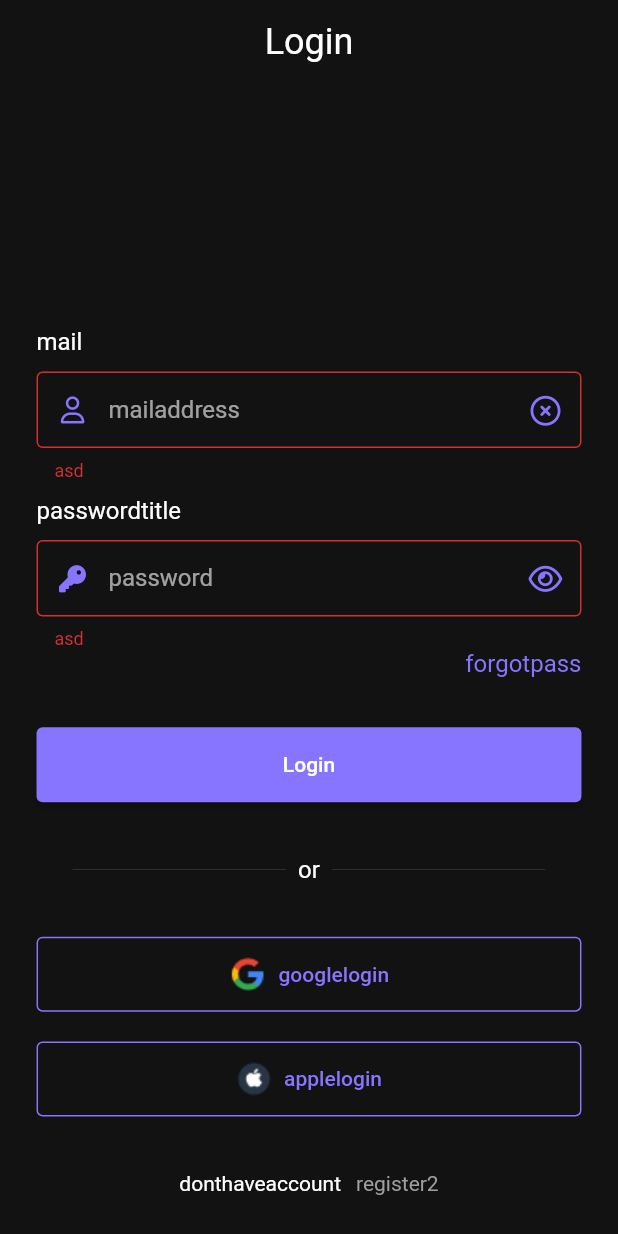
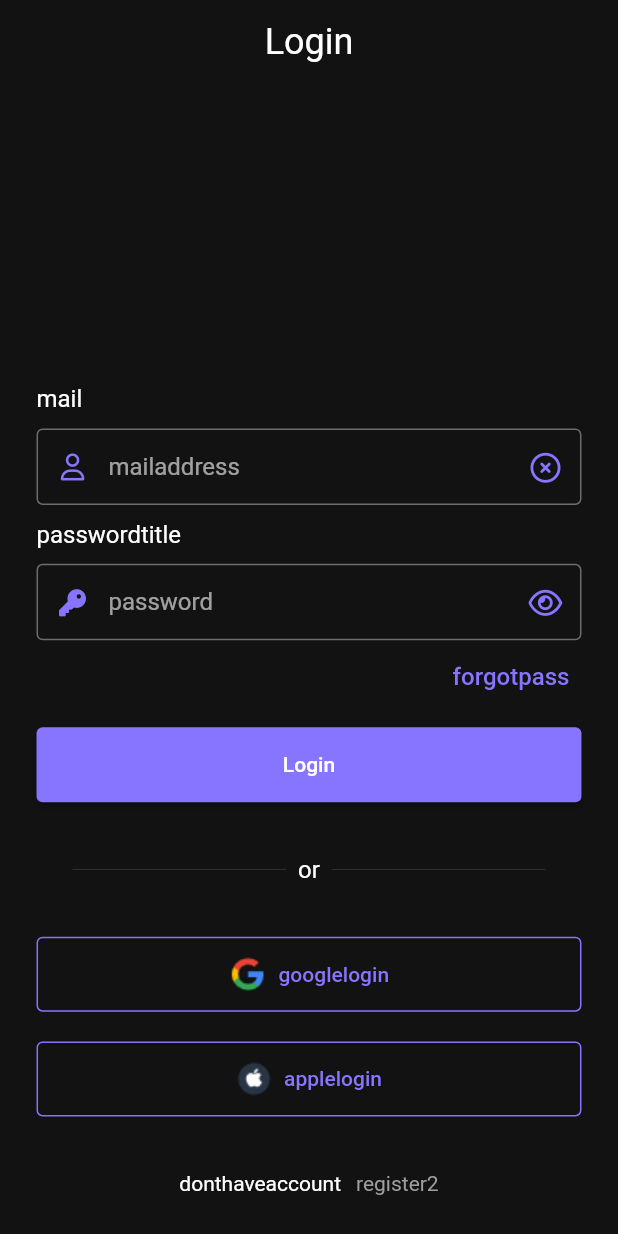
Before and after one commit to ahmetbalkan/task_reminder_app, a Flutter app: the screen it shows after launch, on a phone screen of 412 x 824 dp. Run offline on Flutter 3.47's test engine with Material 2 defaults, Android fonts, the phone set to English and light mode, and no system bars; our stand-ins replace bloc, device_preview, easy_localization, equatable, flutter_bloc, flutter_screenutil and 3 more; Roboto replaces fonts that are missing (Varela).

Commit message:
login bloc added.

```diff
--- /dev/null
+++ b/lib/bloc/app_start_blocs/loginpage/loginpage_event.dart
@@ -0,0 +1,17 @@
+part of 'loginpage_bloc.dart';
+
+abstract class LoginpageEvent extends Equatable {
+  const LoginpageEvent();
+
+  @override
+  List<Object> get props => [];
+}
+
+class PasswordCheckEvent extends LoginpageEvent {
+  final String password;
+
+  PasswordCheckEvent({required this.password});
+
+  @override
+  List<Object> get props => [password];
+}
--- /dev/null
+++ b/lib/bloc/app_start_blocs/loginpage/loginpage_state.dart
@@ -0,0 +1,26 @@
+part of 'loginpage_bloc.dart';
+
+abstract class LoginpageState extends Equatable {
+  String? passErrorText;
+  String? emailErrorText;
+  bool? isLoginComplete;
+  LoginpageState(this.passErrorText, this.emailErrorText, this.isLoginComplete);
+}
+
+class LoginpageInitial extends LoginpageState {
+  LoginpageInitial(
+      {String? passErrorText, String? emailErrorText, bool? isLoginComplete})
+      : super(passErrorText, emailErrorText, isLoginComplete);
+
+  @override
+  List<Object> get props => [passErrorText!, emailErrorText!, isLoginComplete!];
+}
+
+class ErrorTextState extends LoginpageState {
+  ErrorTextState(
+      {String? passErrorText, String? emailErrorText, bool? isLoginComplete})
+      : super(passErrorText, emailErrorText, isLoginComplete);
+
+  @override
+  List<Object> get props => [passErrorText!, emailErrorText!, isLoginComplete!];
+}
--- a/lib/main.dart
+++ b/lib/main.dart
@@ -4,10 +4,13 @@ import 'package:flutter/material.dart';
 import 'package:flutter/services.dart';
 import 'package:flutter_bloc/flutter_bloc.dart';
 import 'package:flutter_screenutil/flutter_screenutil.dart';
-import 'package:task_reminder_app/bloc/intropage_bloc/intropage_bloc.dart';
+
 import 'package:task_reminder_app/view/forgotpass_screen.dart';
 import 'package:task_reminder_app/view/login_screen.dart';
 import 'package:task_reminder_app/view/register_screen.dart';
+
+import 'bloc/app_start_blocs/intropage_bloc/intropage_bloc.dart';
+import 'bloc/app_start_blocs/loginpage/loginpage_bloc.dart';
 
 void main() async {
   WidgetsFlutterBinding.ensureInitialized();
@@ -23,8 +26,8 @@ void main() async {
                 Locale('en', 'US'),
               ],
               child: DevicePreview(
-                enabled: true,
-                builder: (context) => const MyApp(), // Wrap your app
+                enabled: false,
+                builder: (context) => const MyApp(),
               ),
             ),
           ));
@@ -43,7 +46,9 @@ class MyApp extends StatelessWidget {
             providers: [
               BlocProvider(
                 create: (context) => IntropageBloc(),
-                child: Container(),
+              ),
+              BlocProvider(
+                create: (context) => LoginpageBloc(),
               )
             ],
             child: MaterialApp(
--- a/lib/view/intro_slider_page.dart
+++ b/lib/view/intro_slider_page.dart
@@ -3,7 +3,7 @@ import 'package:flutter/material.dart';
 import 'package:flutter_bloc/flutter_bloc.dart';
 import 'package:flutter_screenutil/flutter_screenutil.dart';
 import 'package:smooth_page_indicator/smooth_page_indicator.dart';
-import 'package:task_reminder_app/bloc/intropage_bloc/intropage_bloc.dart';
+import '../bloc/app_start_blocs/intropage_bloc/intropage_bloc.dart';
 import '../tools/extention.dart';
 import 'login_screen.dart';
 
--- a/lib/view/login_screen.dart
+++ b/lib/view/login_screen.dart
@@ -1,10 +1,13 @@
 import 'package:easy_localization/easy_localization.dart';
 import 'package:flutter/material.dart';
+import 'package:flutter_bloc/flutter_bloc.dart';
 import 'package:flutter_screenutil/flutter_screenutil.dart';
 import 'package:font_awesome_flutter/font_awesome_flutter.dart';
 import 'package:task_reminder_app/tools/extention.dart';
 import 'package:task_reminder_app/view/forgotpass_screen.dart';
 import 'package:task_reminder_app/view/register_screen.dart';
+
+import '../bloc/app_start_blocs/loginpage/loginpage_bloc.dart';
 
 class LoginPage extends StatefulWidget {
   const LoginPage({super.key});
@@ -13,8 +16,8 @@ class LoginPage extends StatefulWidget {
   State<LoginPage> createState() => _LoginPageState();
 }
 
-TextEditingController mail = TextEditingController();
-TextEditingController password2 = TextEditingController();
+TextEditingController email = TextEditingController();
+TextEditingController password = TextEditingController();
 bool _obscureText = true;
 
 class _LoginPageState extends State<LoginPage> {
@@ -36,12 +39,12 @@ class _LoginPageState extends State<LoginPage> {
               crossAxisAlignment: CrossAxisAlignment.start,
               children: [
                 Spacer(
-                  flex: 2,
+                  flex: 1,
                 ),
                 Expanded(
-                  flex: 4,
+                  flex: 5,
                   child: Column(
-                      mainAxisAlignment: MainAxisAlignment.center,
+                      mainAxisAlignment: MainAxisAlignment.end,
                       crossAxisAlignment: CrossAxisAlignment.start,
                       children: [
                         Text(
@@ -54,13 +57,16 @@ class _LoginPageState extends State<LoginPage> {
                         TextField(
                           autofocus: false,
                           cursorColor: context.primaryColor,
-                          controller: mail,
+                          controller: email,
                           cursorHeight: 25,
+                          keyboardType: TextInputType.emailAddress,
+                          onChanged: (value) {},
                           decoration: InputDecoration(
+                              errorText: null,
                               suffixIcon: GestureDetector(
                                   onTap: () {
                                     setState(() {
-                                      mail.text = "";
+                                      email.text = "";
                                     });
                                   },
                                   child: Container(
@@ -81,7 +87,6 @@ class _LoginPageState extends State<LoginPage> {
                                       BorderSide(color: context.primaryColor)),
                               focusColor: context.primaryColor,
                               isDense: true,
-                              errorText: "asd",
                               hintText: 'mailaddress'.tr(),
                               border:
                                   OutlineInputBorder(borderSide: BorderSide())),
@@ -96,23 +101,31 @@ class _LoginPageState extends State<LoginPage> {
                         SizedBox(
                           height: 10.h,
                         ),
-                        TextField(
+                        BlocBuilder<LoginpageBloc, LoginpageState>(
+                          builder: (context, state) {
+                            return TextField(
                               cursorColor: context.primaryColor,
-                          controller: password2,
+                              controller: password,
                               cursorHeight: 25,
                               obscureText: _obscureText,
                               enableSuggestions: false,
                               autocorrect: false,
                               keyboardType: TextInputType.visiblePassword,
-                          onChanged: (value) {},
+                              onChanged: (value) {
+                                context.read<LoginpageBloc>().add(
+                                    PasswordCheckEvent(password: value.trim()));
+                              },
                               autofocus: false,
                               decoration: InputDecoration(
-                              errorText: "asd",
+                                  errorText: state.passErrorText == ""
+                                      ? null
+                                      : state.passErrorText,
                                   labelStyle: TextStyle(
-                                  color: context.primaryColor, fontSize: 14),
+                                      color: context.primaryColor,
+                                      fontSize: 14),
                                   focusedBorder: OutlineInputBorder(
-                                  borderSide:
-                                      BorderSide(color: context.primaryColor)),
+                                      borderSide: BorderSide(
+                                          color: context.primaryColor)),
                                   focusColor: context.primaryColor,
                                   prefixIcon: Icon(FontAwesomeIcons.key,
                                       color: context.primaryColor),
@@ -138,8 +151,10 @@ class _LoginPageState extends State<LoginPage> {
                                   isDense: true,
                                   hintText: 'password'.tr(),
                                   border: OutlineInputBorder(
-                                  borderSide:
-                                      BorderSide(color: context.primaryColor))),
+                                      borderSide: BorderSide(
+                                          color: context.primaryColor))),
+                            );
+                          },
                         ),
                         GestureDetector(
                           onTap: () {
@@ -150,13 +165,23 @@ class _LoginPageState extends State<LoginPage> {
                                 ));
                           },
                           child: Row(
+                              crossAxisAlignment: CrossAxisAlignment.end,
                               mainAxisAlignment: MainAxisAlignment.end,
                               children: <Widget>[
-                                Text(
+                                TextButton(
+                                    onPressed: () {
+                                      Navigator.push(
+                                          context,
+                                          MaterialPageRoute(
+                                            builder: (context) =>
+                                                ForgotPassPage(),
+                                          ));
+                                    },
+                                    child: Text(
                                       "forgotpass".tr(),
                                       style: context.fontStyleLato(
                                           context.primaryColor, 16),
-                                ),
+                                    ))
                               ]),
                         ),
                       ]),
@@ -177,8 +202,7 @@ class _LoginPageState extends State<LoginPage> {
                               child: Text(
                                 "login".tr(),
                               ),
-                          ),
-                        ),
+                            )),
                       ]),
                 ),
                 Expanded(
--- a/lib/view/register_screen.dart
+++ b/lib/view/register_screen.dart
@@ -29,6 +29,7 @@ class _RegisterPageState extends State<RegisterPage> {
             titleTextStyle: context.fontStyleLato(Colors.white, 24),
             title: Text("register".tr()),
             centerTitle: true,
+            toolbarHeight: 120,
           ),
           backgroundColor: context.backgroundColor,
           body: Padding(
@@ -39,7 +40,7 @@ class _RegisterPageState extends State<RegisterPage> {
                 Expanded(
                   flex: 6,
                   child: Column(
-                      mainAxisAlignment: MainAxisAlignment.center,
+                      mainAxisAlignment: MainAxisAlignment.start,
                       crossAxisAlignment: CrossAxisAlignment.start,
                       children: [
                         Text(
--- a/pubspec.yaml
+++ b/pubspec.yaml
@@ -42,9 +42,9 @@ dependencies:
   device_preview: ^1.1.0
   smooth_page_indicator: ^1.0.0+2
   flutter_bloc: ^8.1.1
-  easy_localization: ^3.0.1
   equatable: ^2.0.5
   font_awesome_flutter: ^10.3.0
+  easy_localization: ^3.0.1
 
 dev_dependencies:
   flutter_test:
```
Also changed, not shown: lib/bloc/app_start_blocs/loginpage/loginpage_bloc.dart (added, +46 -0 lines), lib/model/user.dart (added, +31 -0 lines), lib/tools/extention.dart (+14 -0 lines), lib/bloc/app_start_blocs/intropage_bloc/intropage_bloc.dart (renamed from lib/bloc/intropage_bloc/intropage_bloc.dart), lib/bloc/app_start_blocs/intropage_bloc/intropage_event.dart (renamed from lib/bloc/intropage_bloc/intropage_event.dart), lib/bloc/app_start_blocs/intropage_bloc/intropage_state.dart (renamed from lib/bloc/intropage_bloc/intropage_state.dart). Lines whose indentation alone changed are shown as unchanged.
